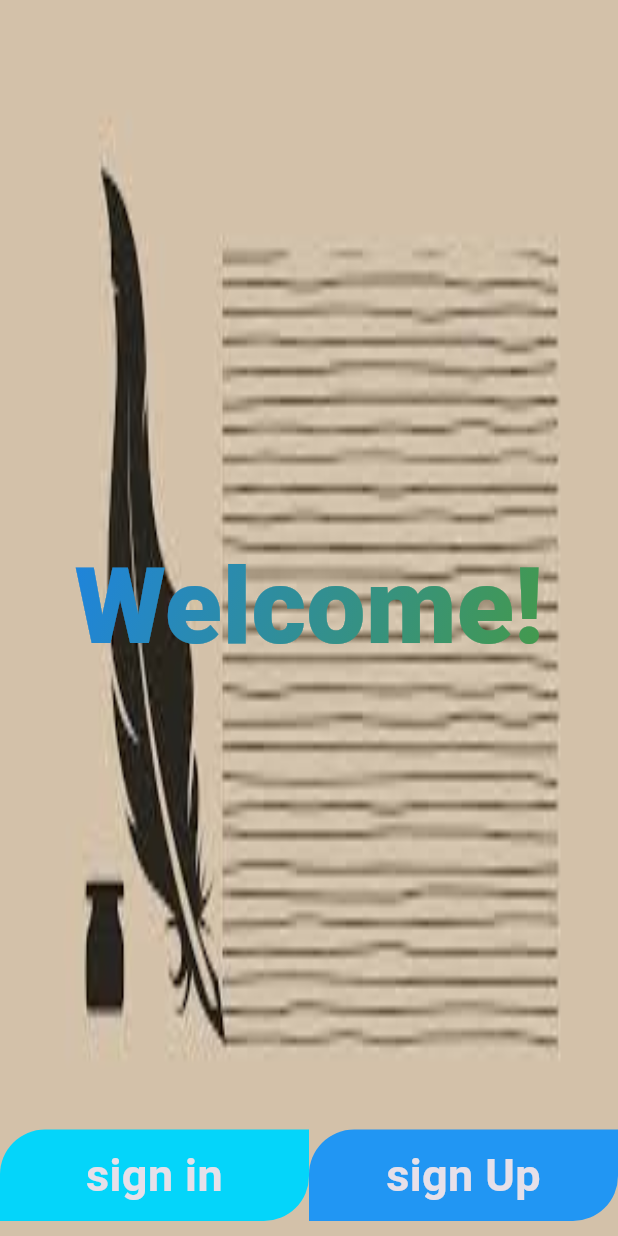
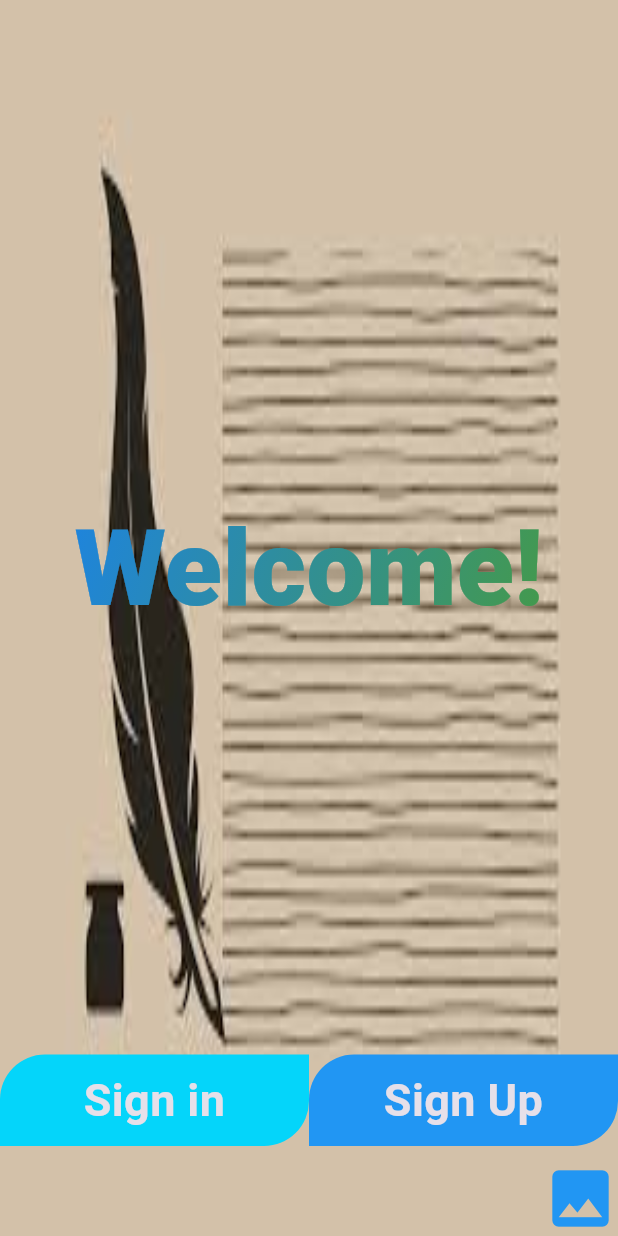
Before and after one commit to yonatannnn/flutter-poem-management-system-riverpod, a Flutter app: the screen it shows after launch, on a phone screen of 412 x 824 dp. Run offline on Flutter 3.47's test engine with Material 3 defaults, Android fonts, the phone set to English and light mode, and no system bars; our stand-ins replace google_fonts, image_picker.

Commit message:
adding some features on the welcome page

```diff
--- a/poem/lib/screens/welcome_page.dart
+++ b/poem/lib/screens/welcome_page.dart
@@ -71,14 +71,14 @@ class _WelcomeState extends State<Welcome> with SingleTickerProviderStateMixin {
           children: [
             Expanded(
               child: CustomButton(
-                buttonText: 'sign in',
+                buttonText: 'Sign in',
                 color: Color.fromARGB(255, 4, 213, 250),
                 onTap: LoginPage(),
               ),
             ),
             Expanded(
               child: CustomButton(
-                buttonText: 'sign Up',
+                buttonText: 'Sign Up',
                 color: Colors.blue,
                 onTap: SignUp(),
               ),
@@ -87,7 +87,20 @@ class _WelcomeState extends State<Welcome> with SingleTickerProviderStateMixin {
         ),
         const SizedBox(
           height: 10,
-        )
+        ),
+        GestureDetector(
+          // onTap: () {
+          //   Navigator.push(
+          //     context,
+          //     MaterialPageRoute(builder: (context) => WelcomeImagePage()),
+          //   );
+          // },
+          child: Icon(
+            Icons.image,
+            size: 50,
+            color: Colors.blue,
+          ),
+        ),
       ],
     );
   }
```
